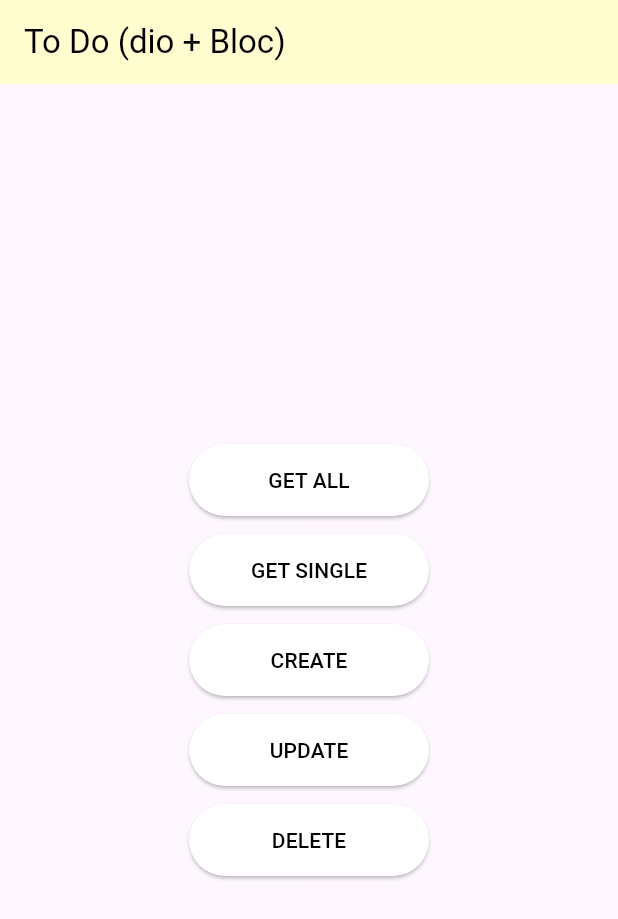
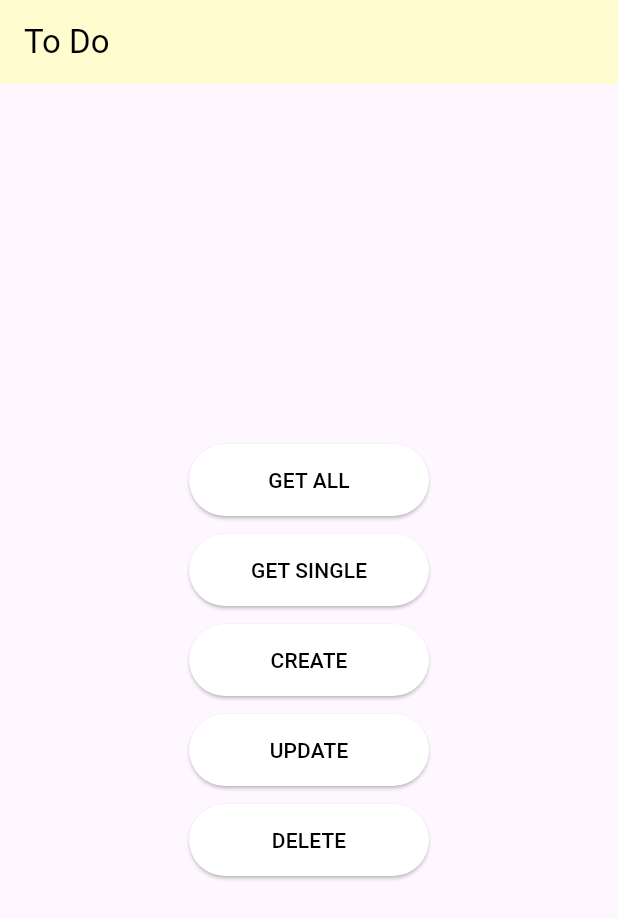
Before and after one commit to Isaac-56/shopping_list_dio, a Flutter app: the screen it shows after launch, on a phone screen of 412 x 824 dp. Shown: the top 919 px of the screen. Run offline on Flutter 3.47's test engine with Material 3 defaults, Android fonts, the phone set to English and light mode, and no system bars; our stand-ins replace dio, equatable, flutter_bloc.

Commit message:
Edited Title

```diff
--- a/lib/screens/home_screen.dart
+++ b/lib/screens/home_screen.dart
@@ -25,7 +25,7 @@ class _HomeScreenState extends State<HomeScreen> {
   Widget build(BuildContext context) {
     return Scaffold(
       appBar: AppBar(
-        title: const Text('To Do (dio + Bloc)'),
+        title: const Text('To Do'),
         backgroundColor: const Color(0xFFFFFDD0),
         foregroundColor: Colors.black,
       ),
```
